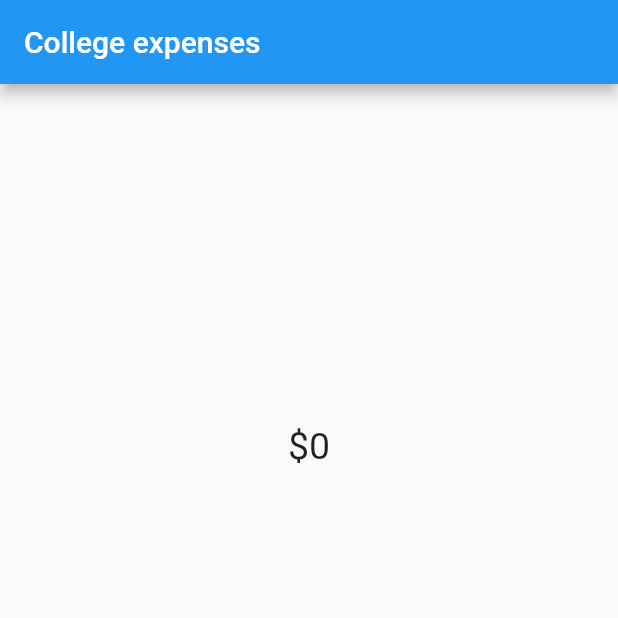
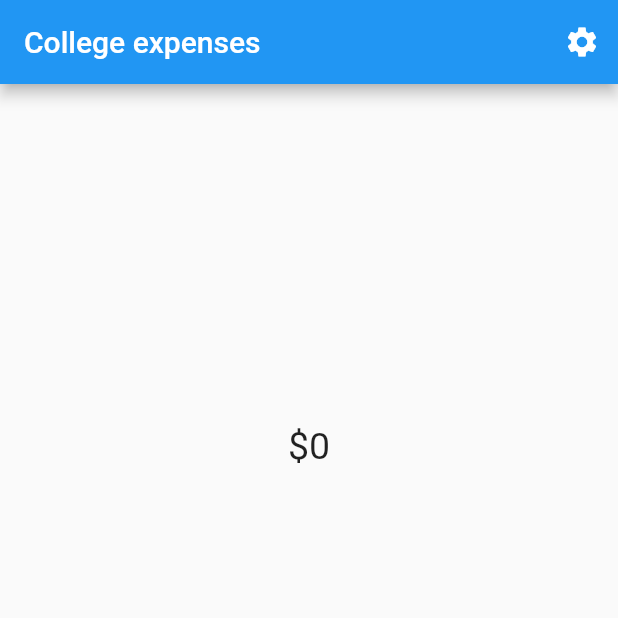
Before and after one commit to sarrietav-dev/uni_expenses, a Flutter app: the screen it shows after launch, on a phone screen of 412 x 824 dp, the top half of it. Run offline on Flutter 3.47's test engine with Material 2 defaults, Android fonts, the phone set to English and light mode, and no system bars.

Commit message:
Add settings button

```diff
--- a/lib/widgets/expense_page.dart
+++ b/lib/widgets/expense_page.dart
@@ -28,7 +28,9 @@ class _ExpensePageState extends State<ExpensePage> {
   @override
   Widget build(BuildContext context) {
     return Scaffold(
-      appBar: AppBar(title: Text(widget.title)),
+      appBar: AppBar(title: Text(widget.title), actions: [
+        IconButton(onPressed: () {}, icon: const Icon(Icons.settings))
+      ]),
       body: Column(
         mainAxisSize: MainAxisSize.max,
         mainAxisAlignment: MainAxisAlignment.spaceEvenly,
```
